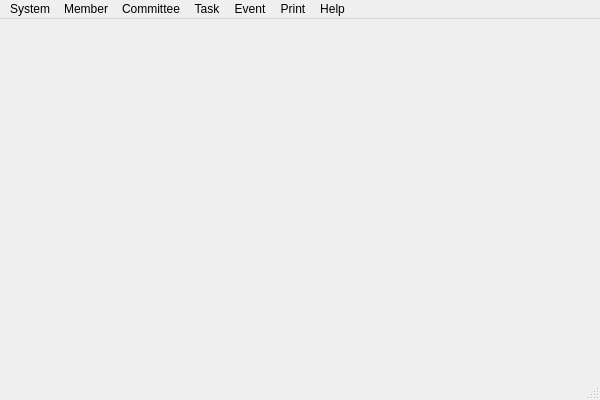
Above: view/cooper.ui from pgoodman/uwo-cooper before the change. Below: the same form after it.
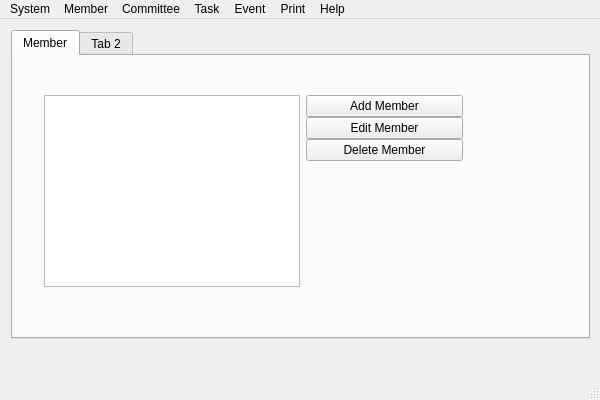
That is the form after the change. The open tabs and pages were chosen to show the change.

Diff of the .ui file:
```diff
--- a/view/cooper.ui
+++ b/view/cooper.ui
@@ -13,7 +13,92 @@
   <property name="windowTitle">
    <string>Cooper</string>
   </property>
-  <widget class="QWidget" name="centralWidget"/>
+  <widget class="QWidget" name="centralWidget">
+   <widget class="QWidget" name="gridLayoutWidget">
+    <property name="geometry">
+     <rect>
+      <x>0</x>
+      <y>0</y>
+      <width>601</width>
+      <height>331</height>
+     </rect>
+    </property>
+    <layout class="QGridLayout" name="gridLayout">
+     <item row="0" column="0">
+      <widget class="QTabWidget" name="tabWidget">
+       <property name="currentIndex">
+        <number>1</number>
+       </property>
+       <widget class="QWidget" name="memberTab">
+        <attribute name="title">
+         <string>Member</string>
+        </attribute>
+        <widget class="QWidget" name="formLayoutWidget">
+         <property name="geometry">
+          <rect>
+           <x>20</x>
+           <y>20</y>
+           <width>441</width>
+           <height>231</height>
+          </rect>
+         </property>
+         <layout class="QFormLayout" name="formLayout_2">
+          <property name="fieldGrowthPolicy">
+           <enum>QFormLayout::AllNonFixedFieldsGrow</enum>
+          </property>
+          <item row="0" column="1">
+           <layout class="QVBoxLayout" name="verticalLayout">
+            <property name="spacing">
+             <number>0</number>
+            </property>
+            <item>
+             <widget class="QPushButton" name="actionAdd_Member_2">
+              <property name="sizePolicy">
+               <sizepolicy hsizetype="Minimum" vsizetype="Fixed">
+                <horstretch>0</horstretch>
+                <verstretch>0</verstretch>
+               </sizepolicy>
+              </property>
+              <property name="toolTip">
+               <string>Add Member</string>
+              </property>
+              <property name="text">
+               <string>Add Member</string>
+              </property>
+             </widget>
+            </item>
+            <item>
+             <widget class="QPushButton" name="pushButton_2">
+              <property name="text">
+               <string>Edit Member</string>
+              </property>
+             </widget>
+            </item>
+            <item>
+             <widget class="QPushButton" name="pushButton_3">
+              <property name="text">
+               <string>Delete Member</string>
+              </property>
+             </widget>
+            </item>
+           </layout>
+          </item>
+          <item row="0" column="0">
+           <widget class="QListView" name="listView"/>
+          </item>
+         </layout>
+        </widget>
+       </widget>
+       <widget class="QWidget" name="tab_2">
+        <attribute name="title">
+         <string>Tab 2</string>
+        </attribute>
+       </widget>
+      </widget>
+     </item>
+    </layout>
+   </widget>
+  </widget>
   <widget class="QMenuBar" name="menuBar">
    <property name="geometry">
     <rect>
```
Left out of the diff: 18 changed lines with no effect on the pictures.
